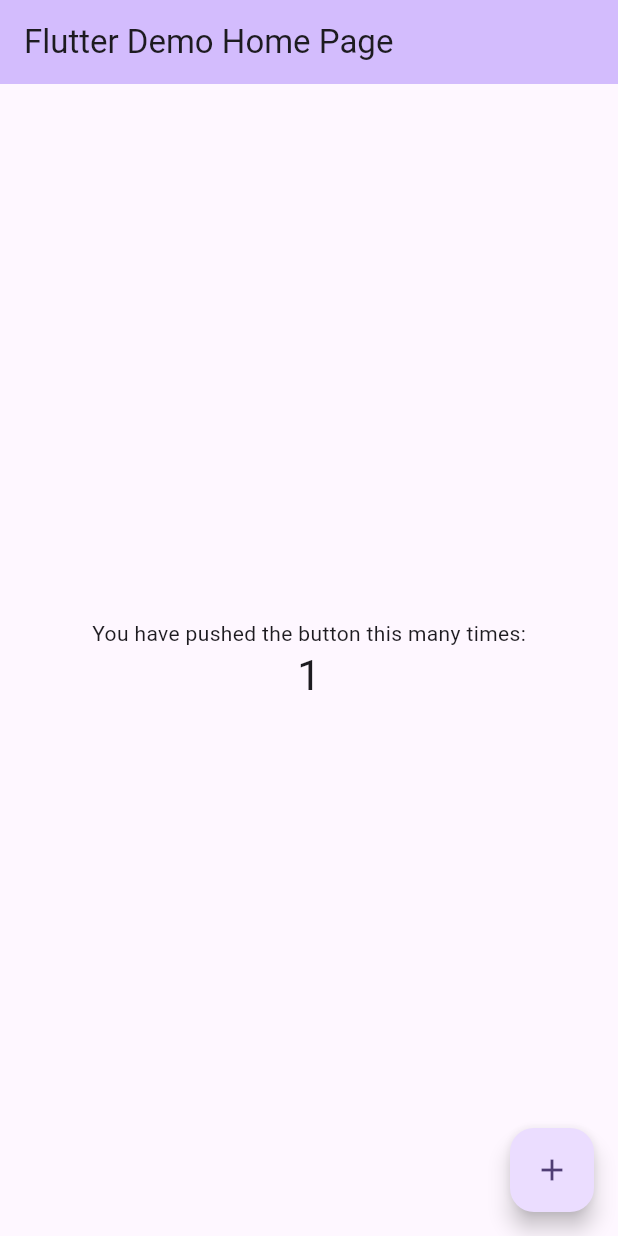
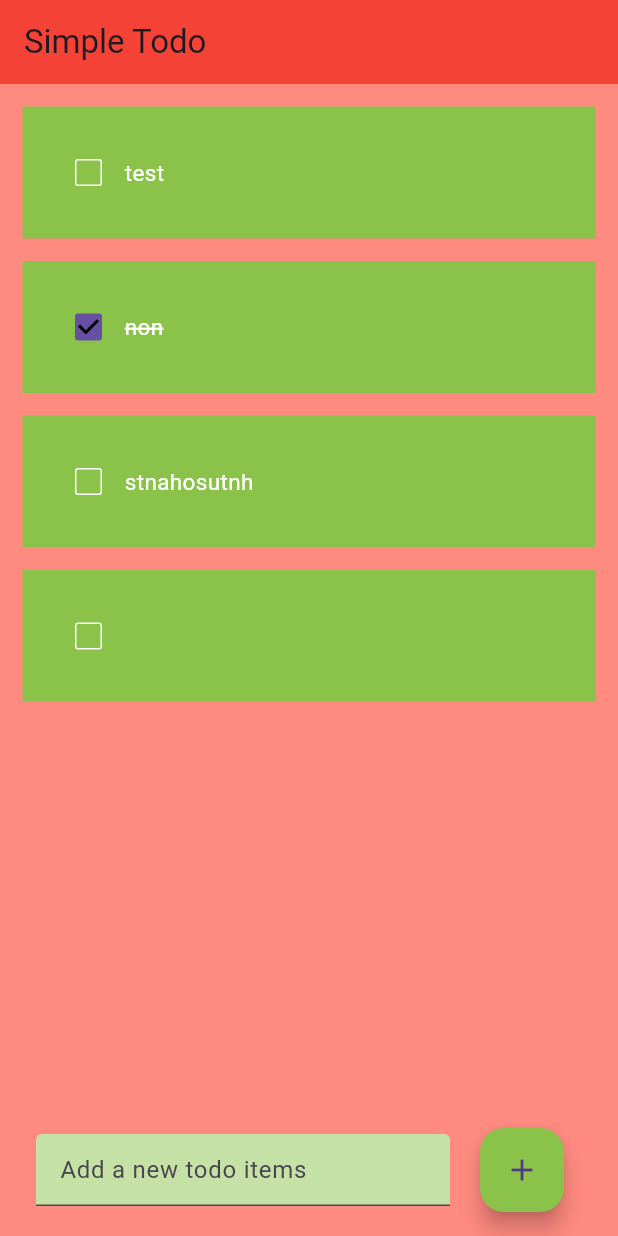
Before and after one commit to parthaC01/Todolist, a Flutter app: the screen it shows after launch, after a tap on the "add" icon, on a phone screen of 412 x 824 dp. Run offline on Flutter 3.47's test engine with Material 3 defaults, Android fonts, the phone set to English and light mode, and no system bars; drawn by our look-alikes of flutter_slidable.

Commit message:
initial task management

```diff
--- /dev/null
+++ b/lib/hompage.dart
@@ -0,0 +1,88 @@
+import 'package:flutter/material.dart';
+import 'package:todolist/todolist.dart';
+
+class HomePage extends StatefulWidget {
+  HomePage({super.key});
+
+  @override
+  State<HomePage> createState() => _HomePageState();
+}
+
+class _HomePageState extends State<HomePage> {
+  final controller = TextEditingController();
+  List toDoList = [
+    ['test', false],
+    ['non', true],
+    ['stnahosutnh', false]
+  ];
+
+  void checkBoxChanged(int index) {
+    setState(() {
+      toDoList[index][1] = !toDoList[index][1];
+    });
+  }
+
+  void saveNewTask() {
+    setState(() {
+      toDoList.add([controller.text, false]);
+      //controller.clear();
+    });
+  }
+
+  void deleteTask(int index) {
+    setState(() {
+      toDoList.removeAt(index);
+    });
+  }
+
+  @override
+  Widget build(BuildContext context) {
+    return Scaffold(
+      backgroundColor: Colors.redAccent.shade100,
+      appBar: AppBar(
+        title: const Text(
+          'Simple Todo',
+        ),
+        backgroundColor: Colors.red,
+      ),
+      body: ListView.builder(
+        itemCount: toDoList.length,
+        itemBuilder: (BuildContext context, index) {
+          return TodoList(
+            taskName: toDoList[index][0],
+            taskCompleted: toDoList[index][1],
+            onChanged: (value) => checkBoxChanged(index),
+            deleteFunction: (contex) => deleteTask(index),
+          );
+        },
+      ),
+      floatingActionButton: Padding(
+        padding: const EdgeInsets.symmetric(horizontal: 20),
+        child: Row(
+          children: [
+            Expanded(
+              child: Padding(
+                padding: const EdgeInsets.symmetric(
+                  horizontal: 20,
+                ),
+                child: TextField(
+                  controller: controller,
+                  decoration: InputDecoration(
+                    hintText: 'Add a new todo items',
+                    filled: true,
+                    fillColor: Colors.lightGreen.shade200,
+                  ),
+                ),
+              ),
+            ),
+            FloatingActionButton(
+              backgroundColor: Colors.lightGreen,
+              onPressed: saveNewTask,
+              child: const Icon(Icons.add),
+            ),
+          ],
+        ),
+      ),
+    );
+  }
+}
--- a/lib/main.dart
+++ b/lib/main.dart
@@ -1,125 +1,18 @@
 import 'package:flutter/material.dart';
+//import 'package:firebase_core/firebase_core.dart';
+import 'package:todolist/hompage.dart';
 
-void main() {
+void main() async {
+  // WidgetsFlutterBinding.ensureInitialized();
+  // await Firebase.initializeApp();
   runApp(const MyApp());
 }
 
 class MyApp extends StatelessWidget {
   const MyApp({super.key});
 
-  // This widget is the root of your application.
   @override
   Widget build(BuildContext context) {
-    return MaterialApp(
-      title: 'Flutter Demo',
-      theme: ThemeData(
-        // This is the theme of your application.
-        //
-        // TRY THIS: Try running your application with "flutter run". You'll see
-        // the application has a purple toolbar. Then, without quitting the app,
-        // try changing the seedColor in the colorScheme below to Colors.green
-        // and then invoke "hot reload" (save your changes or press the "hot
-        // reload" button in a Flutter-supported IDE, or press "r" if you used
-        // the command line to start the app).
-        //
-        // Notice that the counter didn't reset back to zero; the application
-        // state is not lost during the reload. To reset the state, use hot
-        // restart instead.
-        //
-        // This works for code too, not just values: Most code changes can be
-        // tested with just a hot reload.
-        colorScheme: ColorScheme.fromSeed(seedColor: Colors.deepPurple),
-        useMaterial3: true,
-      ),
-      home: const MyHomePage(title: 'Flutter Demo Home Page'),
-    );
+    return MaterialApp(home: HomePage());
   }
 }
-
-class MyHomePage extends StatefulWidget {
-  const MyHomePage({super.key, required this.title});
-
-  // This widget is the home page of your application. It is stateful, meaning
-  // that it has a State object (defined below) that contains fields that affect
-  // how it looks.
-
-  // This class is the configuration for the state. It holds the values (in this
-  // case the title) provided by the parent (in this case the App widget) and
-  // used by the build method of the State. Fields in a Widget subclass are
-  // always marked "final".
-
-  final String title;
-
-  @override
-  State<MyHomePage> createState() => _MyHomePageState();
-}
-
-class _MyHomePageState extends State<MyHomePage> {
-  int _counter = 0;
-
-  void _incrementCounter() {
-    setState(() {
-      // This call to setState tells the Flutter framework that something has
-      // changed in this State, which causes it to rerun the build method below
-      // so that the display can reflect the updated values. If we changed
-      // _counter without calling setState(), then the build method would not be
-      // called again, and so nothing would appear to happen.
-      _counter++;
-    });
-  }
-
-  @override
-  Widget build(BuildContext context) {
-    // This method is rerun every time setState is called, for instance as done
-    // by the _incrementCounter method above.
-    //
-    // The Flutter framework has been optimized to make rerunning build methods
-    // fast, so that you can just rebuild anything that needs updating rather
-    // than having to individually change instances of widgets.
-    return Scaffold(
-      appBar: AppBar(
-        // TRY THIS: Try changing the color here to a specific color (to
-        // Colors.amber, perhaps?) and trigger a hot reload to see the AppBar
-        // change color while the other colors stay the same.
-        backgroundColor: Theme.of(context).colorScheme.inversePrimary,
-        // Here we take the value from the MyHomePage object that was created by
-        // the App.build method, and use it to set our appbar title.
-        title: Text(widget.title),
-      ),
-      body: Center(
-        // Center is a layout widget. It takes a single child and positions it
-        // in the middle of the parent.
-        child: Column(
-          // Column is also a layout widget. It takes a list of children and
-          // arranges them vertically. By default, it sizes itself to fit its
-          // children horizontally, and tries to be as tall as its parent.
-          //
-          // Column has various properties to control how it sizes itself and
-          // how it positions its children. Here we use mainAxisAlignment to
-          // center the children vertically; the main axis here is the vertical
-          // axis because Columns are vertical (the cross axis would be
-          // horizontal).
-          //
-          // TRY THIS: Invoke "debug painting" (choose the "Toggle Debug Paint"
-          // action in the IDE, or press "p" in the console), to see the
-          // wireframe for each widget.
-          mainAxisAlignment: MainAxisAlignment.center,
-          children: <Widget>[
-            const Text(
-              'You have pushed the button this many times:',
-            ),
-            Text(
-              '$_counter',
-              style: Theme.of(context).textTheme.headlineMedium,
-            ),
-          ],
-        ),
-      ),
-      floatingActionButton: FloatingActionButton(
-        onPressed: _incrementCounter,
-        tooltip: 'Increment',
-        child: const Icon(Icons.add),
-      ), // This trailing comma makes auto-formatting nicer for build methods.
-    );
-  }
-}
--- /dev/null
+++ b/lib/todolist.dart
@@ -0,0 +1,72 @@
+import 'package:flutter/material.dart';
+import 'package:flutter_slidable/flutter_slidable.dart';
+
+class TodoList extends StatelessWidget {
+  const TodoList({
+    super.key,
+    required this.taskName,
+    required this.taskCompleted,
+    required this.onChanged,
+    required this.deleteFunction,
+  });
+
+  final String taskName;
+  final bool taskCompleted;
+  final Function(bool?)? onChanged;
+  final Function(BuildContext)? deleteFunction;
+
+  @override
+  Widget build(BuildContext context) {
+    return Padding(
+      padding: const EdgeInsets.only(
+        top: 15,
+        bottom: 0,
+        left: 15,
+        right: 15,
+      ),
+      child: Slidable(
+        endActionPane: ActionPane(
+          motion: StretchMotion(),
+          children: [
+            SlidableAction(
+              onPressed: deleteFunction,
+              icon: Icons.delete,
+              //borderRadius: BorderRadius.circular(15),
+            ),
+          ],
+        ),
+        child: Container(
+          padding: const EdgeInsets.all(20),
+          decoration: BoxDecoration(
+            color: Colors.lightGreen,
+            //borderRadius: BorderRadius.circular(15),
+          ),
+          child: Row(
+            children: [
+              Checkbox(
+                value: taskCompleted,
+                onChanged: onChanged,
+                checkColor: Colors.black,
+                side: const BorderSide(
+                  color: Colors.white,
+                ),
+              ),
+              Text(
+                taskName,
+                style: TextStyle(
+                  color: Colors.white,
+                  fontSize: 15,
+                  decoration: taskCompleted
+                      ? TextDecoration.lineThrough
+                      : TextDecoration.none,
+                  decorationColor: Colors.white,
+                  decorationThickness: 2,
+                ),
+              ),
+            ],
+          ),
+        ),
+      ),
+    );
+  }
+}
--- a/pubspec.yaml
+++ b/pubspec.yaml
@@ -31,10 +31,12 @@
   flutter:
     sdk: flutter
 
-
   # The following adds the Cupertino Icons font to your application.
   # Use with the CupertinoIcons class for iOS style icons.
   cupertino_icons: ^1.0.2
+  flutter_slidable: ^3.1.1
+  cloud_firestore: ^4.0.0
+  firebase_core: ^2.0.0
 
 dev_dependencies:
   flutter_test:
```
Also changed, not shown: pubspec.lock, 4 other files.
